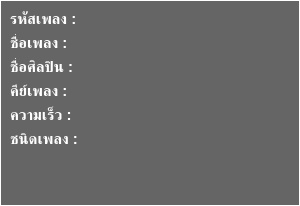
This is Widgets/SongDetail.ui in pie62/HandyKaraoke as Qt 5 draws it before an edit. The edited form follows.
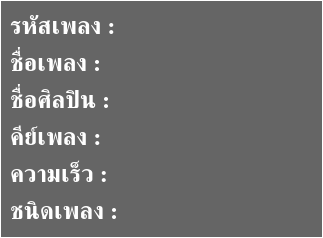
This is the edited form.

```diff
--- a/Widgets/SongDetail.ui
+++ b/Widgets/SongDetail.ui
@@ -6,17 +6,10 @@
    <rect>
     <x>0</x>
     <y>0</y>
-    <width>300</width>
-    <height>206</height>
+    <width>323</width>
+    <height>238</height>
    </rect>
   </property>
-  <property name="font">
-   <font>
-    <pointsize>11</pointsize>
-    <weight>75</weight>
-    <bold>true</bold>
-   </font>
-  </property>
   <property name="windowTitle">
    <string>Form</string>
   </property>
@@ -38,13 +31,6 @@
    </property>
    <item>
     <widget class="QFrame" name="frame">
-     <property name="font">
-      <font>
-       <pointsize>11</pointsize>
-       <weight>75</weight>
-       <bold>true</bold>
-      </font>
-     </property>
      <property name="styleSheet">
       <string notr="true">#frame {
 background-color: rgb(62, 62, 62, 200);
@@ -53,7 +39,6 @@
 
 QLabel {
 color: rgb(255, 255, 255);
-	font: bold 11pt;
 }</string>
      </property>
      <property name="frameShape">
@@ -63,8 +48,19 @@
       <enum>QFrame::Raised</enum>
      </property>
      <layout class="QFormLayout" name="formLayout">
+      <property name="verticalSpacing">
+       <number>4</number>
+      </property>
       <item row="0" column="0">
        <widget class="QLabel" name="label">
+        <property name="font">
+         <font>
+          <family>Angsana New</family>
+          <pointsize>18</pointsize>
+          <weight>75</weight>
+          <bold>true</bold>
+         </font>
+        </property>
         <property name="text">
          <string>รหัสเพลง :</string>
         </property>
@@ -72,6 +68,14 @@
       </item>
       <item row="0" column="1">
        <widget class="QLabel" name="lbId">
+        <property name="font">
+         <font>
+          <family>Angsana New</family>
+          <pointsize>18</pointsize>
+          <weight>75</weight>
+          <bold>true</bold>
+         </font>
+        </property>
         <property name="text">
          <string/>
         </property>
@@ -79,6 +83,14 @@
       </item>
       <item row="1" column="0">
        <widget class="QLabel" name="label_2">
+        <property name="font">
+         <font>
+          <family>Angsana New</family>
+          <pointsize>18</pointsize>
+          <weight>75</weight>
+          <bold>true</bold>
+         </font>
+        </property>
         <property name="text">
          <string>ชื่อเพลง :</string>
         </property>
@@ -86,6 +98,14 @@
       </item>
       <item row="1" column="1">
        <widget class="QLabel" name="lbName">
+        <property name="font">
+         <font>
+          <family>Angsana New</family>
+          <pointsize>18</pointsize>
+          <weight>75</weight>
+          <bold>true</bold>
+         </font>
+        </property>
         <property name="text">
          <string/>
         </property>
@@ -93,6 +113,14 @@
       </item>
       <item row="2" column="0">
        <widget class="QLabel" name="label_3">
+        <property name="font">
+         <font>
+          <family>Angsana New</family>
+          <pointsize>18</pointsize>
+          <weight>75</weight>
+          <bold>true</bold>
+         </font>
+        </property>
         <property name="text">
          <string>ชื่อศิลปิน :</string>
         </property>
@@ -100,6 +128,14 @@
       </item>
       <item row="2" column="1">
        <widget class="QLabel" name="lbArtist">
+        <property name="font">
+         <font>
+          <family>Angsana New</family>
+          <pointsize>18</pointsize>
+          <weight>75</weight>
+          <bold>true</bold>
+         </font>
+        </property>
         <property name="text">
          <string/>
         </property>
@@ -107,6 +143,14 @@
       </item>
       <item row="4" column="0">
        <widget class="QLabel" name="label_4">
+        <property name="font">
+         <font>
+          <family>Angsana New</family>
+          <pointsize>18</pointsize>
+          <weight>75</weight>
+          <bold>true</bold>
+         </font>
+        </property>
         <property name="text">
          <string>ความเร็ว :</string>
         </property>
@@ -114,6 +158,14 @@
       </item>
       <item row="4" column="1">
        <widget class="QLabel" name="lbBpm">
+        <property name="font">
+         <font>
+          <family>Angsana New</family>
+          <pointsize>18</pointsize>
+          <weight>75</weight>
+          <bold>true</bold>
+         </font>
+        </property>
         <property name="text">
          <string/>
         </property>
@@ -121,6 +173,14 @@
       </item>
       <item row="5" column="0">
        <widget class="QLabel" name="label_5">
+        <property name="font">
+         <font>
+          <family>Angsana New</family>
+          <pointsize>18</pointsize>
+          <weight>75</weight>
+          <bold>true</bold>
+         </font>
+        </property>
         <property name="text">
          <string>ชนิดเพลง :</string>
         </property>
@@ -128,6 +188,14 @@
       </item>
       <item row="5" column="1">
        <widget class="QLabel" name="lbType">
+        <property name="font">
+         <font>
+          <family>Angsana New</family>
+          <pointsize>18</pointsize>
+          <weight>75</weight>
+          <bold>true</bold>
+         </font>
+        </property>
         <property name="text">
          <string/>
         </property>
@@ -135,6 +203,14 @@
       </item>
       <item row="3" column="0">
        <widget class="QLabel" name="label_6">
+        <property name="font">
+         <font>
+          <family>Angsana New</family>
+          <pointsize>18</pointsize>
+          <weight>75</weight>
+          <bold>true</bold>
+         </font>
+        </property>
         <property name="text">
          <string>คีย์เพลง :</string>
         </property>
@@ -142,6 +218,14 @@
       </item>
       <item row="3" column="1">
        <widget class="QLabel" name="lbKey">
+        <property name="font">
+         <font>
+          <family>Angsana New</family>
+          <pointsize>18</pointsize>
+          <weight>75</weight>
+          <bold>true</bold>
+         </font>
+        </property>
         <property name="text">
          <string/>
         </property>
```
Left out of the diff: 6 changed lines with no effect on the pictures.
